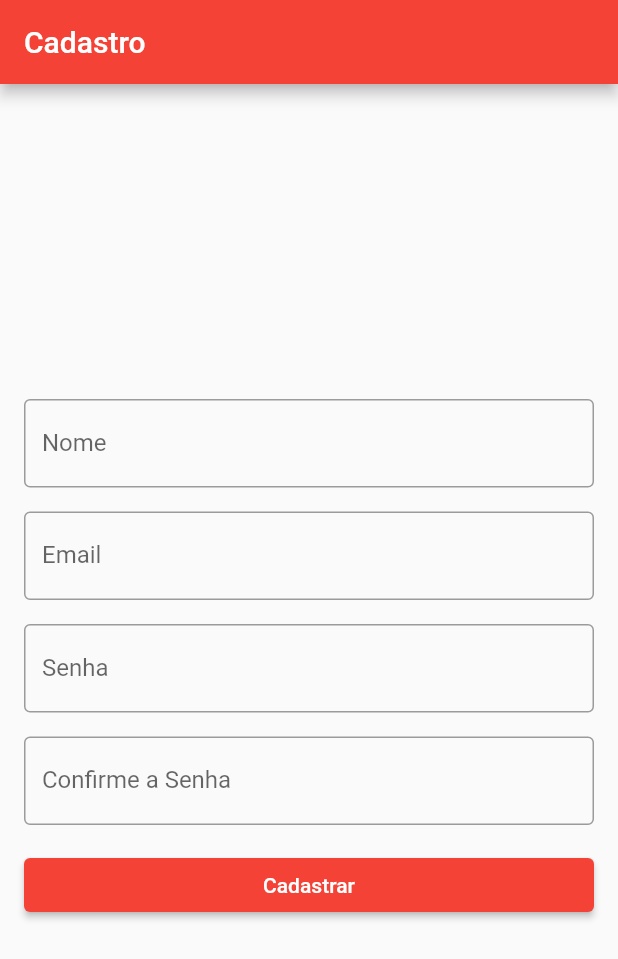
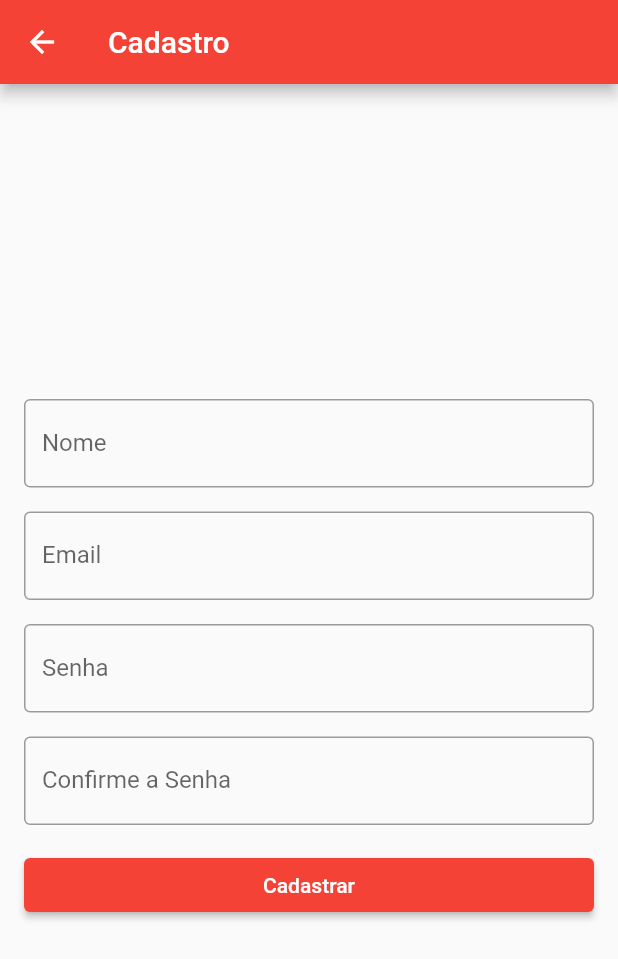
Before and after one commit to Betalha/hotel-reservation, a Flutter app: the screen it shows after launch, after a tap on "Cadastro", on a phone screen of 412 x 824 dp. Shown: the top 959 px of the screen. Run offline on Flutter 3.47's test engine with Material 2 defaults, Android fonts, the phone set to English and light mode, and no system bars.

Commit message:
cadastro 1.2 seta voltar

```diff
--- a/lib/cadastro.dart
+++ b/lib/cadastro.dart
@@ -1,20 +1,10 @@
 import 'package:flutter/material.dart';
-
-class Cadastro extends StatelessWidget {
-  @override
-  Widget build(BuildContext context) {
-    return MaterialApp(
-      home: PaginaCadastro(),
-    );
-  }
-}
 
 class PaginaCadastro extends StatelessWidget {
   final TextEditingController nameController = TextEditingController();
   final TextEditingController emailController = TextEditingController();
   final TextEditingController passwordController = TextEditingController();
-  final TextEditingController passwordConfirmController =
-      TextEditingController();
+  final TextEditingController passwordConfirmController = TextEditingController();
 
   @override
   Widget build(BuildContext context) {
@@ -22,6 +12,13 @@ class PaginaCadastro extends StatelessWidget {
       appBar: AppBar(
         title: Text('Cadastro'),
         backgroundColor: Colors.red,
+        leading: IconButton(
+    icon: Icon(Icons.arrow_back),
+    onPressed: () {
+      // Adicione aqui a lógica para voltar para a tela anterior
+      Navigator.of(context).pop();
+    },
+  ),
       ),
       body: Padding(
         padding: const EdgeInsets.all(16.0),
--- a/lib/main.dart
+++ b/lib/main.dart
@@ -47,7 +47,7 @@ class MainScreen extends StatelessWidget {
               Navigator.push(
                 context,
                 MaterialPageRoute(
-                  builder: (context) => Cadastro(),
+                  builder: (context) => PaginaCadastro(),
                 ),
               );
             },
```
